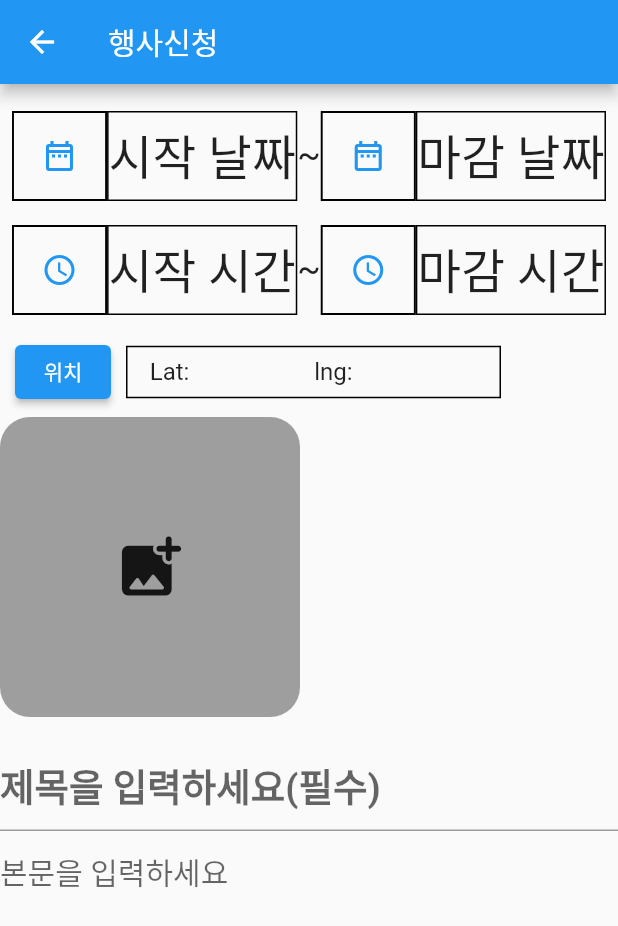
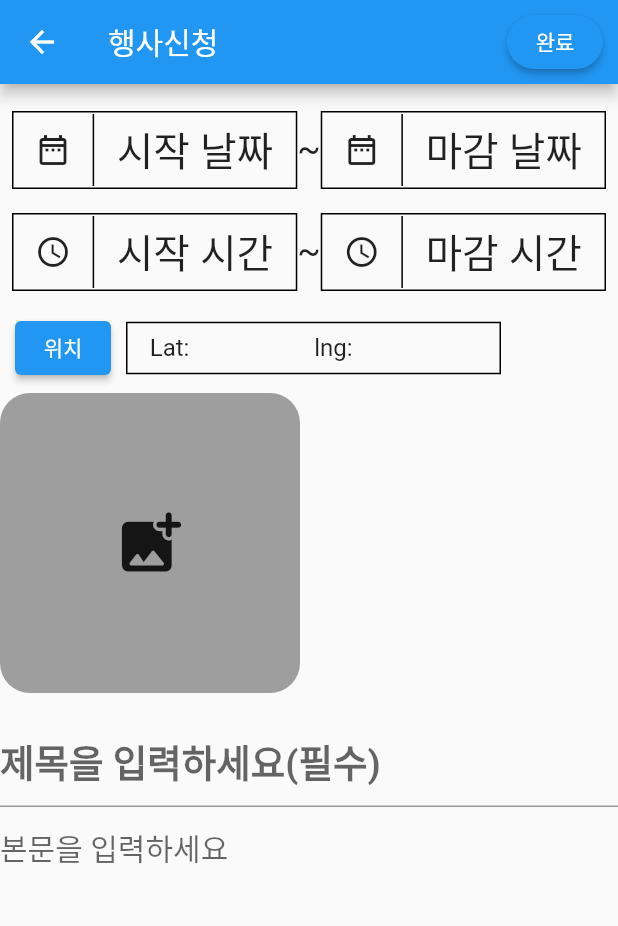
Before and after one commit to KMUCapstoneProject/FrontEnd, a Flutter app: the event_registration screen opened directly, on a phone screen of 412 x 824 dp. Shown: the top 926 px of the screen. Run offline on Flutter 3.47's test engine with Material 2 defaults, Android fonts, the light colour scheme and no system bars; our stand-ins replace carousel_slider, dio, geolocator, get, google_maps_flutter, image_picker and 1 more; missing offline and left inert: cookie_jar, custom_info_window, dio_cookie_manager.

Commit message:
1차 커밋 테스트

```diff
--- a/lib/google_map.dart
+++ b/lib/google_map.dart
@@ -141,7 +141,7 @@ class _kmu_mapState extends State<kmu_map> {
                         onPressed: () {
                           Get.to(login_page());
                           },
-                        child: user_data().get_login_check()? Text("login") : Text("logout"),
+                        child: user_data().get_login_check()? Text("logout") : Text("login"),
                       ),
                       ElevatedButton(
                         onPressed: () {
--- a/lib/registration/event_registration_page.dart
+++ b/lib/registration/event_registration_page.dart
@@ -5,6 +5,7 @@ import 'package:flutter/material.dart';
 import 'package:image_picker/image_picker.dart';
 import 'dart:io';
 import 'package:get/get.dart';
+import 'package:project_2/Server_conn/mariaDB_server.dart';
 import 'package:project_2/registration/search_google.dart';
 
 class event_registration extends StatefulWidget {
@@ -16,6 +17,14 @@ class event_registration extends StatefulWidget {
 
 class _event_registrationState extends State<event_registration> {
   List<XFile> imageFiles = [];
+
+  //제목 컨트롤러
+  TextEditingController title_ctr = TextEditingController();
+  //내용 컨트롤러
+  TextEditingController content_ctr = TextEditingController();
+
+
+  //경위도
   String Lat = "                 ";
   String Lng = "                 ";
 
@@ -105,7 +114,14 @@ class _event_registrationState extends State<event_registration> {
   }
 
   // 앱바에 완료버튼을 누르면 이제 내용을 서버에 전송
-  upload() async {}
+  upload() async {
+    print("$startDate  $startTime:00  $endDate   $endTime:00");
+    print("$Lat $Lng");
+    print("${title_ctr.text}");
+    print("${content_ctr.text}");
+    //mariaDB_server().event_registration_input(title, content, start, end, a, b, lat, log);
+
+  }
 
   // 앱바에 아이콘을 누르면 비교과프로그램 등록 이전 화면으로 이동
   backScrean() async {
@@ -117,6 +133,19 @@ class _event_registrationState extends State<event_registration> {
     return Scaffold(
       appBar: AppBar(
         title: Text("행사신청"),
+        actions: [
+          Container(
+            padding: const EdgeInsets.all(10),
+            child: ElevatedButton(
+              style: ButtonStyle(
+                shape: MaterialStateProperty.all(RoundedRectangleBorder(
+                    borderRadius: BorderRadius.circular(18))),
+              ),
+              onPressed: upload,
+              child: const Text('완료'),
+            ),
+          ),
+        ],
       ),
       body: SingleChildScrollView(
         //스크롤 할수있게하는 위젯
@@ -126,28 +155,37 @@ class _event_registrationState extends State<event_registration> {
               height: 10,
             ),
             Padding(
-              padding: EdgeInsets.all(8.0),
+              padding: const EdgeInsets.all(8.0),
+              child: Row(
+                mainAxisAlignment: MainAxisAlignment.spaceBetween,
+                children: [
+                  // 시작 날짜 부분
+                  Flexible(
+                    flex: 4,
+                    child: Container(
+                      decoration: BoxDecoration(border: Border.all(width: 1)),
                       child: Row(
                         children: [
-                  Flexible(
-                    child: OutlinedButton(
+                          Expanded(
+                            flex: 10,
+                            child: Container(
+                              decoration: const BoxDecoration(
+                                  border: Border(right: BorderSide(width: 1))),
+                              child: IconButton(
                                 onPressed: setStartData,
-                      child: Icon(Icons.date_range_outlined),
-                      style: ElevatedButton.styleFrom(
-                          side: BorderSide(color: Colors.black, width: 1.3),
-                          fixedSize: Size(100, 60),
-                          shape: RoundedRectangleBorder(
-                            borderRadius: BorderRadius.circular(0),
-                          )),
+                                icon: const Icon(Icons.date_range_outlined),
                               ),
                             ),
-                  Flexible(
-                    flex: 2,
+                          ),
+                          Expanded(
+                            flex: 25,
                             child: Container(
-                      height: 60,
-                      decoration: BoxDecoration(
-                        border: Border.all(color: Colors.black),
+                              padding: const EdgeInsets.only(
+                                  left: 15,right: 15
                               ),
+                              child: SizedBox(
+                                width: 105,
+                                height: 50,
                                 child: FittedBox(
                                   fit: BoxFit.contain,
                                   child: Text(
@@ -156,30 +194,42 @@ class _event_registrationState extends State<event_registration> {
                                 ),
                               ),
                             ),
-                  Text(
+                          )
+                        ],
+                      ),
+                    ),
+                  ),
+                  const Text(
                     '~',
                     style: TextStyle(fontSize: 23),
                   ),
+                  // 마감 날짜 부분
                   Flexible(
-                    child: OutlinedButton(
+                    flex: 4,
+                    child: Container(
+                      decoration: BoxDecoration(border: Border.all(width: 1)),
+                      child: Row(
+                        children: [
+                          Expanded(
+                            flex: 10,
+                            child: Container(
+                              decoration: const BoxDecoration(
+                                  border: Border(right: BorderSide(width: 1))),
+                              child: IconButton(
                                 onPressed: setEndData,
-                      child: Icon(Icons.date_range_outlined),
-                      style: ElevatedButton.styleFrom(
-                        side: BorderSide(color: Colors.black, width: 1.3),
-                        fixedSize: Size(100, 60),
-                        shape: RoundedRectangleBorder(
-                          borderRadius: BorderRadius.circular(0),
+                                icon: const Icon(Icons.date_range_outlined),
                               ),
                             ),
                           ),
+                          Expanded(
+                            flex: 25,
+                            child: Container(
+                              padding: const EdgeInsets.only(
+                                  left: 15,right: 15
                               ),
-                  Flexible(
-                    flex: 2,
-                    child: Container(
-                      height: 60,
-                      decoration: BoxDecoration(
-                        border: Border.all(color: Colors.black),
-                      ),
+                              child: SizedBox(
+                                width: 105,
+                                height: 50,
                                 child: FittedBox(
                                   fit: BoxFit.contain,
                                   child: Text(
@@ -188,33 +238,46 @@ class _event_registrationState extends State<event_registration> {
                                 ),
                               ),
                             ),
+                          )
+                        ],
+                      ),
+                    ),
+                  ),
                 ],
               ),
             ),
             Padding(
-              padding: EdgeInsets.all(8.0),
+              padding: const EdgeInsets.all(8.0),
+              child: Row(
+                mainAxisAlignment: MainAxisAlignment.spaceBetween,
+                children: [
+                  // 시작 시간 부분
+                  Flexible(
+                    flex: 4,
+                    child: Container(
+                      decoration: BoxDecoration(border: Border.all(width: 1)),
                       child: Row(
                         children: [
-                  Flexible(
-                    child: OutlinedButton(
+                          Expanded(
+                            flex: 10,
+                            child: Container(
+                              decoration: const BoxDecoration(
+                                  border: Border(right: BorderSide(width: 1))),
+                              child: IconButton(
                                 onPressed: setStartTime,
-                      child: Icon(Icons.access_time_sharp),
-                      style: ElevatedButton.styleFrom(
-                        side: BorderSide(color: Colors.black, width: 1.3),
-                        fixedSize: Size(100, 60),
-                        shape: RoundedRectangleBorder(
-                          borderRadius: BorderRadius.circular(0),
+                                icon: const Icon(Icons.access_time_sharp),
                               ),
                             ),
                           ),
+                          Expanded(
+                            flex: 25,
+                            child: Container(
+                              padding: const EdgeInsets.only(
+                                  left: 15,right: 15
                               ),
-                  Flexible(
-                    flex: 2,
-                    child: Container(
-                      height: 60,
-                      decoration: BoxDecoration(
-                        border: Border.all(color: Colors.black),
-                      ),
+                              child: SizedBox(
+                                width: 105,
+                                height: 50,
                                 child: FittedBox(
                                   fit: BoxFit.contain,
                                   child: Text(
@@ -223,35 +286,52 @@ class _event_registrationState extends State<event_registration> {
                                 ),
                               ),
                             ),
-                  Text(
+                          )
+                        ],
+                      ),
+                    ),
+                  ),
+                  const Text(
                     '~',
                     style: TextStyle(fontSize: 23),
                   ),
+                  // 마감 시간 부분
                   Flexible(
-                    child: OutlinedButton(
+                    flex: 4,
+                    child: Container(
+                      decoration: BoxDecoration(border: Border.all(width: 1)),
+                      child: Row(
+                        children: [
+                          Expanded(
+                            flex: 10,
+                            child: Container(
+                              decoration: const BoxDecoration(
+                                  border: Border(right: BorderSide(width: 1))),
+                              child: IconButton(
                                 onPressed: setEndTime,
-                      child: Icon(Icons.access_time_sharp),
-                      style: ElevatedButton.styleFrom(
-                        side: BorderSide(color: Colors.black, width: 1.3),
-                        fixedSize: Size(100, 60),
-                        shape: RoundedRectangleBorder(
-                          borderRadius: BorderRadius.circular(0),
+                                icon: const Icon(Icons.access_time_sharp),
                               ),
                             ),
                           ),
+                          Expanded(
+                            flex: 25,
+                            child: Container(
+                              padding: const EdgeInsets.only(
+                                  left: 15,right: 15
                               ),
-                  Flexible(
-                    flex: 2,
-                    child: Container(
-                      height: 60,
-                      decoration: BoxDecoration(
-                        border: Border.all(color: Colors.black),
-                      ),
+                              child: SizedBox(
+                                width: 105,
+                                height: 50,
                                 child: FittedBox(
                                   fit: BoxFit.contain,
                                   child: Text(
                                     endTime,
                                   ),
+                                ),
+                              ),
+                            ),
+                          )
+                        ],
                       ),
                     ),
                   ),
@@ -269,6 +349,8 @@ class _event_registrationState extends State<event_registration> {
                       setState(() {
                         Lat = data.latitude.toStringAsFixed(5);
                         Lng = data.longitude.toStringAsFixed(5);
+                        print("${data.latitude} ${data.latitude.runtimeType}");
+                        print("${data.longitude} ${data.longitude.runtimeType}");
                       });
                     },
                     child: Text("위치"),
@@ -353,14 +435,16 @@ class _event_registrationState extends State<event_registration> {
             const SizedBox(
               height: 15,
             ),
-            const TextField(
+             TextField(
+              controller: title_ctr,
               style: TextStyle(
                 fontSize: 25,
                 fontWeight: FontWeight.w600,
               ),
               decoration: InputDecoration(hintText: '제목을 입력하세요(필수)'),
             ),
-            const TextField(
+             TextField(
+              controller: content_ctr,
               maxLines: 1000,
               style: TextStyle(
                 fontSize: 20,
```
Also changed, not shown: lib/Server_conn/mariaDB_server.dart (+31 -5 lines), lib/drawer/drawer_page.dart (+57 -6 lines), lib/registration/inquiry_page.dart (+2 -6 lines). Lines whose indentation alone changed are shown as unchanged.
